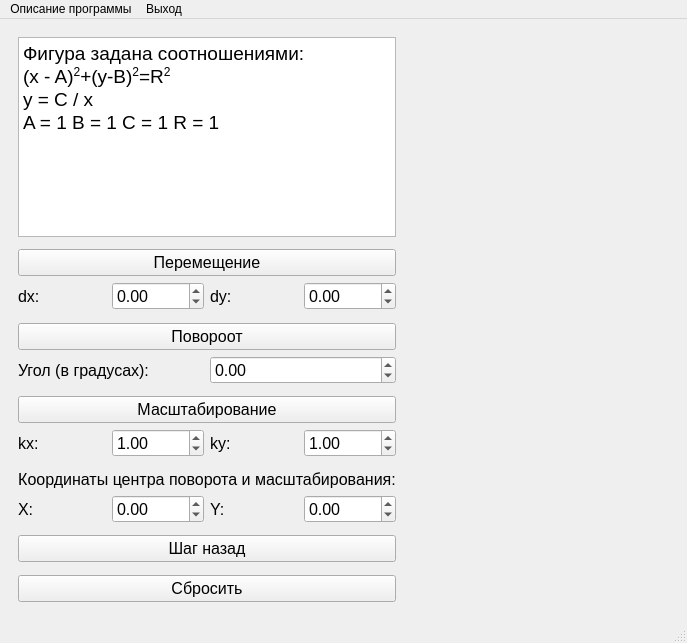
kit11920/vuz, file sem4/CG/lab_2/main_window.ui: the form before one commit.
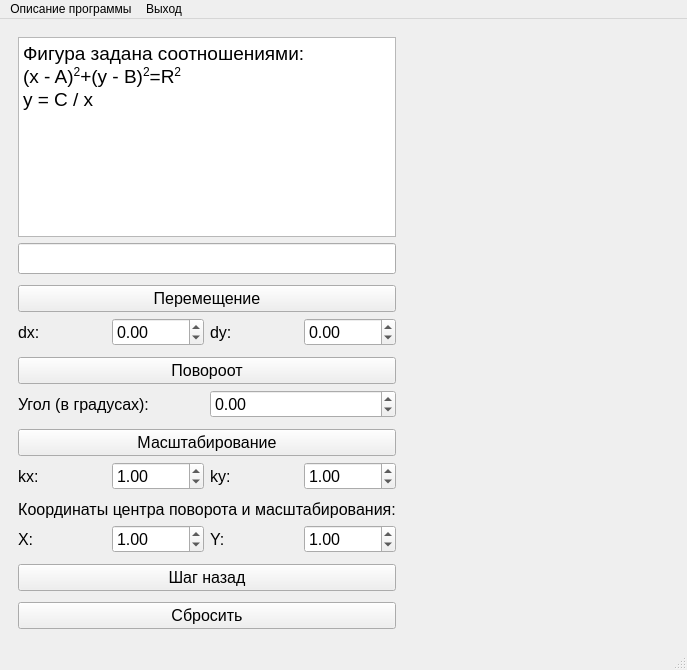
The form after the commit.

The edit to the form file:
```diff
--- a/sem4/CG/lab_2/main_window.ui
+++ b/sem4/CG/lab_2/main_window.ui
@@ -7,7 +7,7 @@
     <x>0</x>
     <y>0</y>
     <width>687</width>
-    <height>643</height>
+    <height>670</height>
    </rect>
   </property>
   <property name="windowTitle">
@@ -60,9 +60,20 @@
 p, li { white-space: pre-wrap; }
 &lt;/style&gt;&lt;/head&gt;&lt;body style=&quot; font-family:'MS Shell Dlg 2'; font-size:12pt; font-weight:400; font-style:normal;&quot;&gt;
 &lt;p style=&quot; margin-top:0px; margin-bottom:0px; margin-left:0px; margin-right:0px; -qt-block-indent:0; text-indent:0px;&quot;&gt;&lt;span style=&quot; font-size:14pt;&quot;&gt;Фигура задана соотношениями:&lt;/span&gt;&lt;/p&gt;
-&lt;p style=&quot; margin-top:0px; margin-bottom:0px; margin-left:0px; margin-right:0px; -qt-block-indent:0; text-indent:0px;&quot;&gt;&lt;span style=&quot; font-size:14pt;&quot;&gt;(x - A)&lt;/span&gt;&lt;span style=&quot; font-size:14pt; vertical-align:super;&quot;&gt;2&lt;/span&gt;&lt;span style=&quot; font-size:14pt;&quot;&gt;+(y-B)&lt;/span&gt;&lt;span style=&quot; font-size:14pt; vertical-align:super;&quot;&gt;2&lt;/span&gt;&lt;span style=&quot; font-size:14pt;&quot;&gt;=R&lt;/span&gt;&lt;span style=&quot; font-size:14pt; vertical-align:super;&quot;&gt;2&lt;/span&gt;&lt;span style=&quot; font-size:14pt;&quot;&gt; &lt;/span&gt;&lt;/p&gt;
-&lt;p style=&quot; margin-top:0px; margin-bottom:0px; margin-left:0px; margin-right:0px; -qt-block-indent:0; text-indent:0px;&quot;&gt;&lt;span style=&quot; font-size:14pt;&quot;&gt;y = C / x&lt;/span&gt;&lt;/p&gt;
-&lt;p style=&quot; margin-top:0px; margin-bottom:0px; margin-left:0px; margin-right:0px; -qt-block-indent:0; text-indent:0px;&quot;&gt;&lt;span style=&quot; font-size:14pt;&quot;&gt;A = 1 B = 1 C = 1 R = 1&lt;/span&gt;&lt;/p&gt;&lt;/body&gt;&lt;/html&gt;</string>
+&lt;p style=&quot; margin-top:0px; margin-bottom:0px; margin-left:0px; margin-right:0px; -qt-block-indent:0; text-indent:0px;&quot;&gt;&lt;span style=&quot; font-size:14pt;&quot;&gt;(x - A)&lt;/span&gt;&lt;span style=&quot; font-size:14pt; vertical-align:super;&quot;&gt;2&lt;/span&gt;&lt;span style=&quot; font-size:14pt;&quot;&gt;+(y - B)&lt;/span&gt;&lt;span style=&quot; font-size:14pt; vertical-align:super;&quot;&gt;2&lt;/span&gt;&lt;span style=&quot; font-size:14pt;&quot;&gt;=R&lt;/span&gt;&lt;span style=&quot; font-size:14pt; vertical-align:super;&quot;&gt;2&lt;/span&gt;&lt;span style=&quot; font-size:14pt;&quot;&gt; &lt;/span&gt;&lt;/p&gt;
+&lt;p style=&quot; margin-top:0px; margin-bottom:0px; margin-left:0px; margin-right:0px; -qt-block-indent:0; text-indent:0px;&quot;&gt;&lt;span style=&quot; font-size:14pt;&quot;&gt;y = C / x&lt;/span&gt;&lt;/p&gt;&lt;/body&gt;&lt;/html&gt;</string>
+         </property>
+        </widget>
+       </item>
+       <item>
+        <widget class="QLineEdit" name="figure_params_le">
+         <property name="font">
+          <font>
+           <pointsize>14</pointsize>
+          </font>
+         </property>
+         <property name="readOnly">
+          <bool>true</bool>
          </property>
         </widget>
        </item>
@@ -417,6 +428,9 @@
            <property name="singleStep">
             <double>0.500000000000000</double>
            </property>
+           <property name="value">
+            <double>1.000000000000000</double>
+           </property>
           </widget>
          </item>
          <item>
@@ -450,6 +464,9 @@
            <property name="singleStep">
             <double>0.500000000000000</double>
            </property>
+           <property name="value">
+            <double>1.000000000000000</double>
+           </property>
           </widget>
          </item>
         </layout>
```
